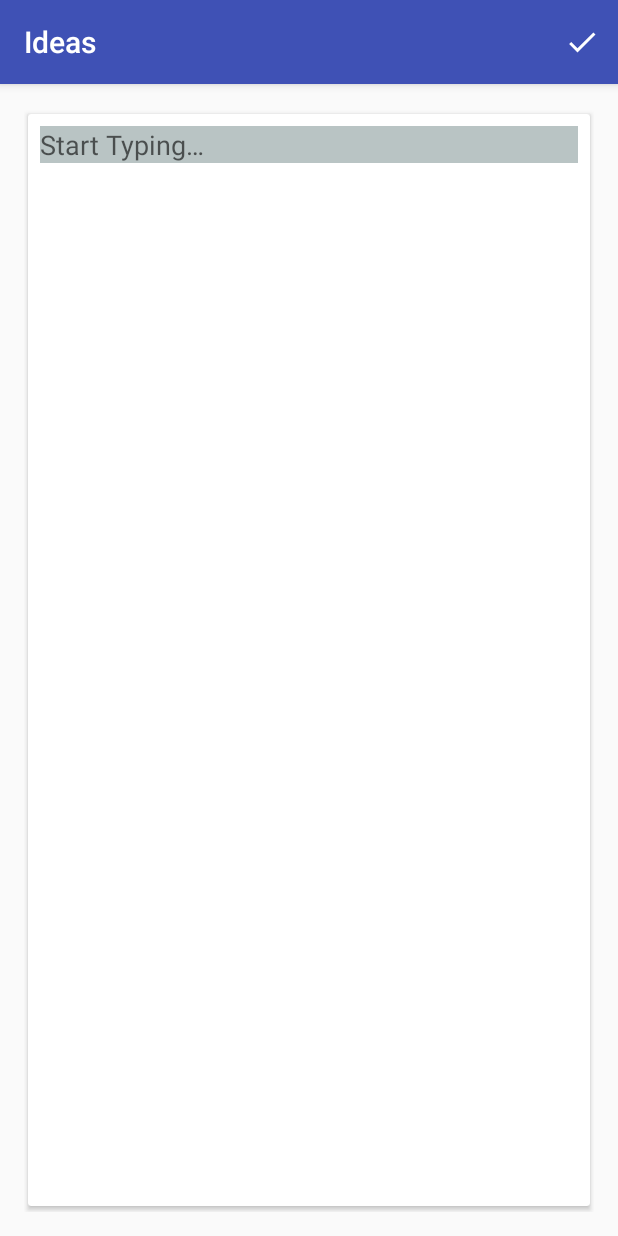
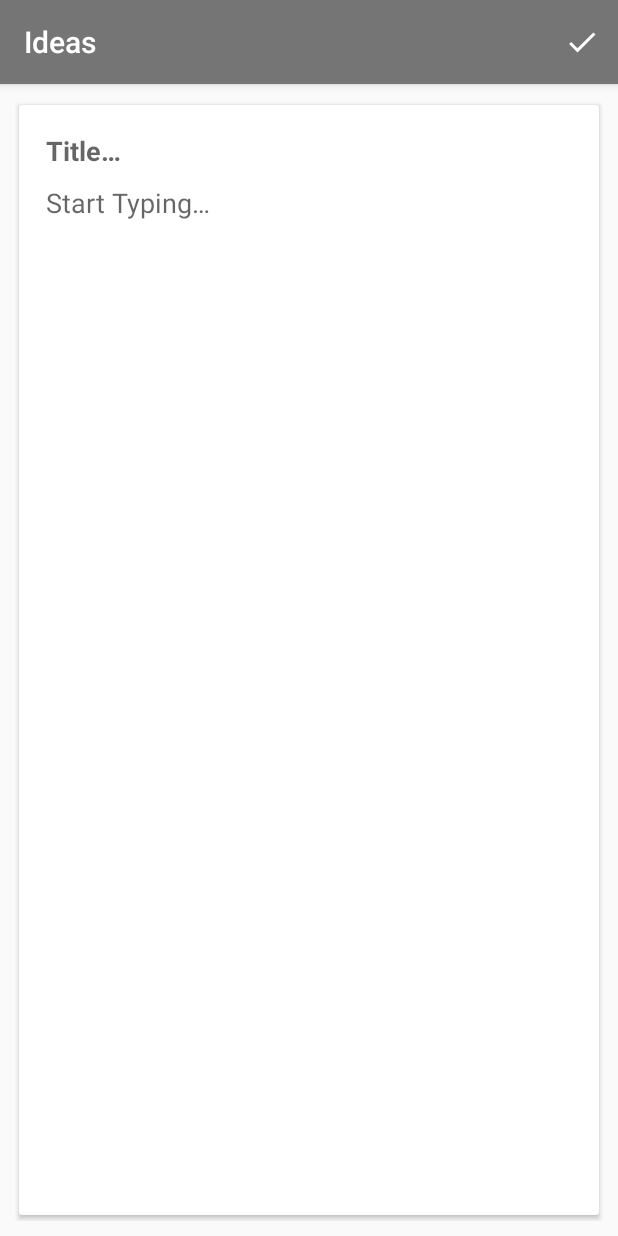
Before and after one commit to mansya/Kotlin-NotePad-Android, an Android app: the screen it shows after launch (CreateActivity), after a tap on an icon or button, on a phone screen of 412 x 824 dp. Run offline under Robolectric (Android 15) with nearby library versions, the light colour scheme and no system bars; our stand-ins replace Firebase (no records; nobody signed in at launch, a user with empty details on screens opened directly); libraries missing offline, so code that uses them is left out: com.crashlytics.android, io.fabric.sdk; 1 statement that could not run was skipped.

Commit message:
Fixed Bugs

```diff
--- a/app/build.gradle
+++ b/app/build.gradle
@@ -11,8 +11,8 @@ android {
         applicationId "com.freeankit.freenotepad"
         minSdkVersion 19
         targetSdkVersion 28
-        versionCode 1
-        versionName "1.0"
+        versionCode 2
+        versionName "1.1.0"
         testInstrumentationRunner "android.support.test.runner.AndroidJUnitRunner"
     }
     buildTypes {
--- a/app/src/main/java/com/freeankit/freenotepad/NoteApp.kt
+++ b/app/src/main/java/com/freeankit/freenotepad/NoteApp.kt
@@ -2,8 +2,6 @@ package com.freeankit.freenotepad
 
 import android.app.Application
 import com.crashlytics.android.Crashlytics
-import com.freeankit.freenotepad.db.DataStore
-import com.google.firebase.analytics.FirebaseAnalytics
 import com.google.firebase.database.FirebaseDatabase
 import io.fabric.sdk.android.Fabric
 
@@ -15,7 +13,7 @@ class NoteApp : Application() {
     override fun onCreate() {
         super.onCreate()
         Fabric.with(this, Crashlytics())
-        DataStore.init(this)
+//        DataStore.init(this)
         FirebaseDatabase.getInstance().setPersistenceEnabled(true)
     }
 }
--- a/app/src/main/java/com/freeankit/freenotepad/db/DataStore.kt
+++ /dev/null
@@ -1,25 +0,0 @@
-package com.freeankit.freenotepad.db
-
-import android.content.Context
-import org.jetbrains.anko.doAsync
-
-/**
- * @author Ankit Kumar (ankitdroiddeveloper@gmail.com) on 20/12/2017 (MM/DD/YYYY )
- */
-object DataStore {
-    @JvmStatic
-    lateinit var notes: NoteDatabase
-        private set
-
-    fun init(context: Context) {
-        notes = NoteDatabase(context)
-    }
-
-    fun execute(runnable: Runnable) {
-        execute { runnable.run() }
-    }
-
-    fun execute(fn: () -> Unit) {
-        doAsync { fn() }
-    }
-}
--- a/app/src/main/java/com/freeankit/freenotepad/db/NotesOpenHelper.kt
+++ /dev/null
@@ -1,50 +0,0 @@
-package com.freeankit.freenotepad.db
-
-import android.content.Context
-import android.database.sqlite.SQLiteDatabase
-import android.database.sqlite.SQLiteOpenHelper
-import android.provider.BaseColumns
-import com.freeankit.freenotepad.db.NotesOpenHelper.NoteTable.Companion.CREATED_AT
-import com.freeankit.freenotepad.db.NotesOpenHelper.NoteTable.Companion.IS_PINNED
-import com.freeankit.freenotepad.db.NotesOpenHelper.NoteTable.Companion.TEXT
-import com.freeankit.freenotepad.db.NotesOpenHelper.NoteTable.Companion.UPDATED_AT
-import com.freeankit.freenotepad.db.NotesOpenHelper.NoteTable.Companion._ID
-import com.freeankit.freenotepad.db.NotesOpenHelper.NoteTable.Companion._TABLE_NAME
-
-/**
- * @author Ankit Kumar (ankitdroiddeveloper@gmail.com) on 20/12/2017 (MM/DD/YYYY )
- */
-class NotesOpenHelper(context: Context) : SQLiteOpenHelper(context, "notes.db", null, 1) {
-
-    override fun onCreate(db: SQLiteDatabase) {
-        db.execSQL(SQL_CREATE_ENTRIES)
-    }
-
-    override fun onUpgrade(db: SQLiteDatabase, oldVersion: Int, newVersion: Int) {
-        db.execSQL(SQL_DELETE_ENTRIES)
-        onCreate(db)
-    }
-
-    val SQL_CREATE_ENTRIES = """CREATE TABLE $_TABLE_NAME (
-        |$_ID INTEGER PRIMARY KEY AUTOINCREMENT NOT NULL,
-        |$TEXT TEXT,
-        |$IS_PINNED INTEGER,
-        |$CREATED_AT INTEGER,
-        |$UPDATED_AT INTEGER)"""
-            .trimMargin()
-
-    val SQL_DELETE_ENTRIES = "DROP TABLE IF EXISTS $_TABLE_NAME"
-
-    val SQL_QUERY_ALL = "SELECT * FROM NOTE ORDER BY $CREATED_AT DESC"
-
-    interface NoteTable : BaseColumns {
-        companion object {
-            val _ID = "_id"
-            val _TABLE_NAME = "notes"
-            val TEXT = "text"
-            val IS_PINNED = "is_pinned"
-            val CREATED_AT = "created_at"
-            val UPDATED_AT = "updated_at"
-        }
-    }
-}
--- a/app/src/main/java/com/freeankit/freenotepad/view/MainActivity.kt
+++ b/app/src/main/java/com/freeankit/freenotepad/view/MainActivity.kt
@@ -7,16 +7,15 @@ import android.support.v7.widget.GridLayoutManager
 import android.util.Log
 import android.view.Menu
 import android.view.MenuItem
-import android.widget.Toast
 import com.freeankit.freenotepad.R
-import com.freeankit.freenotepad.R.id.recycler
 import com.freeankit.freenotepad.helper.SpaceItemDecoration
 import com.freeankit.freenotepad.model.Note
-import com.google.firebase.FirebaseError
-import com.google.firebase.database.*
+import com.google.firebase.database.DataSnapshot
+import com.google.firebase.database.DatabaseError
+import com.google.firebase.database.FirebaseDatabase
+import com.google.firebase.database.ValueEventListener
 import kotlinx.android.synthetic.main.activity_main.*
 import kotlinx.android.synthetic.main.content_main.*
-import org.jetbrains.anko.custom.async
 
 
 /**
@@ -26,7 +25,7 @@ class MainActivity : AppCompatActivity(), NotesAdapter.OnPlaceClickListener {
 
     override fun onItemClicked(project: Note) {
         Handler().postDelayed({
-            startActivity(CreateActivity[this].putExtra("id", project.id))
+            startActivity(CreateActivity[this].putExtra("id", project))
         }, 150)
     }
 
@@ -77,6 +76,7 @@ class MainActivity : AppCompatActivity(), NotesAdapter.OnPlaceClickListener {
         myRef.addValueEventListener(object : ValueEventListener {
             val noteList = arrayListOf<Note>()
             override fun onDataChange(snapshot: DataSnapshot) {
+                noteList.clear()
                 Log.e("Count ", "" + snapshot.childrenCount)
                 for (postSnapshot in snapshot.children) {
                     val post = postSnapshot.getValue(Note::class.java)
--- a/app/src/main/java/com/freeankit/freenotepad/view/NotesAdapter.kt
+++ b/app/src/main/java/com/freeankit/freenotepad/view/NotesAdapter.kt
@@ -1,14 +1,10 @@
 package com.freeankit.freenotepad.view
 
 import android.content.Context
-import android.os.Handler
-import android.os.Looper
 import android.support.v7.widget.RecyclerView
 import android.view.View
 import android.view.ViewGroup
-import android.widget.TextView
 import com.freeankit.freenotepad.R
-import com.freeankit.freenotepad.db.DataStore
 import com.freeankit.freenotepad.helper.layoutInflator
 import com.freeankit.freenotepad.model.Note
 import kotlinx.android.synthetic.main.item_note.view.*
@@ -17,10 +13,10 @@ import kotlinx.android.synthetic.main.item_note.view.*
  * @author Ankit Kumar (ankitdroiddeveloper@gmail.com) on 20/12/2017 (MM/DD/YYYY )
  */
 class NotesAdapter(private val context: Context, private val listener: NotesAdapter.OnPlaceClickListener) : RecyclerView.Adapter<NotesAdapter.NotesViewHolder>() {
-    private var isRefreshing = false
     private var notes: MutableList<Note> = ArrayList()
     override fun onBindViewHolder(holder: NotesViewHolder, position: Int) {
         val note = notes[position]
+        holder.itemView.title_text_.text = note.title
         holder.itemView.text_.text = note.text
         holder.itemView.content.setOnClickListener {
             listener.onItemClicked(note)
@@ -43,38 +39,15 @@ class NotesAdapter(private val context: Context, private val listener: NotesAdap
         return position.toLong()
     }
 
-
-    override fun onAttachedToRecyclerView(recyclerView: RecyclerView) {
-        refresh()
-    }
-
-
     fun addData(notess: List<Note>) {
         notes.clear()
-//        if (isRefreshing) return
-//        isRefreshing = true
         notes.addAll(notess)
         notifyDataSetChanged()
     }
 
     fun addNote(note: Note) {
-//        if (isRefreshing) return
-//        isRefreshing = true
         notes.add(note)
         notifyDataSetChanged()
-    }
-
-    fun refresh() {
-        if (isRefreshing) return
-        isRefreshing = true
-        DataStore.execute {
-            val notes = DataStore.notes.all
-            Handler(Looper.getMainLooper()).post {
-                this@NotesAdapter.notes = notes as MutableList<Note>
-                notifyDataSetChanged()
-                isRefreshing = false
-            }
-        }
     }
 
 
--- a/app/src/main/res/layout/activity_create.xml
+++ b/app/src/main/res/layout/activity_create.xml
@@ -1,11 +1,10 @@
 <?xml version="1.0" encoding="utf-8"?>
-<FrameLayout
-    xmlns:android="http://schemas.android.com/apk/res/android"
+<FrameLayout xmlns:android="http://schemas.android.com/apk/res/android"
     xmlns:app="http://schemas.android.com/apk/res-auto"
     xmlns:tools="http://schemas.android.com/tools"
     android:layout_width="match_parent"
     android:layout_height="match_parent"
-    android:padding="@dimen/margin_normal">
+    android:padding="10dp">
 
     <android.support.v7.widget.CardView
         android:id="@+id/card"
@@ -17,25 +16,39 @@
         <LinearLayout
             android:layout_width="match_parent"
             android:layout_height="match_parent"
-            android:padding="@dimen/margin_small"
-            android:orientation="vertical">
+            android:orientation="vertical"
+            android:padding="@dimen/margin_small">
 
-            <FrameLayout
+
+            <EditText
+                android:id="@+id/title_text"
                 android:layout_width="match_parent"
-                android:layout_height="match_parent">
+                android:layout_height="wrap_content"
+                android:background="@color/white"
+                android:hint="@string/title"
+                android:imeOptions="actionNext"
+                android:padding="10dp"
+                android:singleLine="true"
+                android:textColor="@color/black"
+                android:textStyle="bold">
+
+                <requestFocus />
+            </EditText>
 
             <EditText
                 android:id="@+id/edit_text"
                 android:layout_width="match_parent"
                 android:layout_height="wrap_content"
-                    android:background="@color/clear"
+                android:background="@color/white"
+                android:hint="@string/start_typing"
+                android:imeOptions="actionDone"
+                android:paddingLeft="10dp"
                 android:singleLine="false"
-                    android:hint="@string/start_typing"
+                android:textColor="@color/black"
                 tools:text="Foo Bar">
-                    <requestFocus/>
+
             </EditText>
 
-            </FrameLayout>
 
         </LinearLayout>
 
--- a/app/src/main/res/values/colors.xml
+++ b/app/src/main/res/values/colors.xml
@@ -1,8 +1,9 @@
 <?xml version="1.0" encoding="utf-8"?>
 <resources>
-    <color name="colorPrimary">#3F51B5</color>
-    <color name="colorPrimaryDark">#303F9F</color>
-    <color name="colorAccent">#FF4081</color>
+    <color name="colorPrimary">#757575</color>
+    <color name="colorPrimaryDark">#616161</color>
+    <color name="colorAccent">#212121</color>
     <color name="white">#ffffff</color>
-    <color name="clear">#b9c4c4</color>
+    <color name="clear">#00000000</color>
+    <color name="black">#000000</color>
 </resources>
--- a/app/src/main/res/values/strings.xml
+++ b/app/src/main/res/values/strings.xml
@@ -2,6 +2,7 @@
     <string name="app_name">Ideas</string>
     <string name="action_settings">Settings</string>
     <string name="start_typing">Start Typing…</string>
+    <string name="title">Title…</string>
     <string name="accept">Accept</string>
     <string name="delete">Delete</string>
 </resources>
```
Also changed, not shown: app/src/main/java/com/freeankit/freenotepad/db/NoteDatabase.kt (deleted, +0 -118 lines), app/src/main/java/com/freeankit/freenotepad/model/Note.kt (+9 -2 lines), app/src/main/java/com/freeankit/freenotepad/view/CreateActivity.kt (+25 -31 lines), app/src/main/res/layout/item_note.xml (+24 -4 lines). Lines whose indentation alone changed are shown as unchanged.
